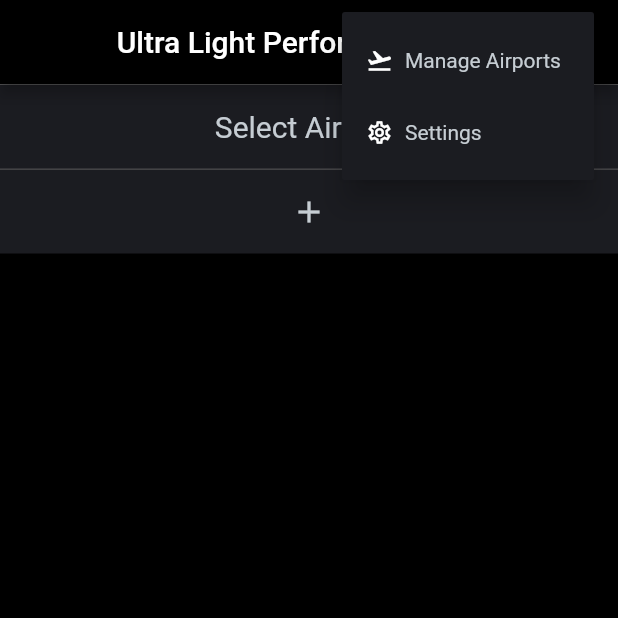
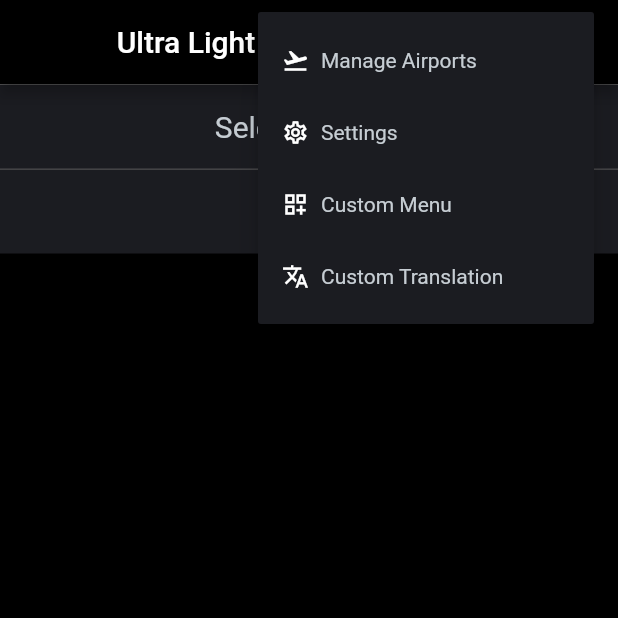
Before and after one commit to FrenchTacoDev/ultra_light_performance_tool, a Flutter app: the screen it shows after launch, after a tap on the "menu" icon, on a phone screen of 412 x 824 dp, the top half of it. Run offline on Flutter 3.47's test engine with Material 3 defaults, Android fonts, the phone set to English and light mode, and no system bars; our stand-ins replace file_picker, flutter_bloc, share_plus, sqflite, sqflite_common_ffi; accounts and stored records are empty.

Commit message:
Customization
 - Added custom menu elements
 - Added custom localization

```diff
--- a/example/lib/main.dart
+++ b/example/lib/main.dart
@@ -13,5 +13,97 @@ void main() {
     databaseFactory = databaseFactoryFfi;
   }
 
-  runApp(const ULPT());
+  runApp(
+      ULPT(
+        //Example how to implement english and german transaltions for custom dictionary
+        customDictionaries: [
+          ENCustom(),
+          DECustom(),
+        ],
+        //Example how to implement custom menu buttons
+        customMenuItems: (context) {
+          return [
+            PopupMenuItem(
+              child: const Row(
+                children: [
+                  Icon(Icons.dashboard_customize_outlined, size: 18),
+                  SizedBox(width: 8,),
+                  Text("Custom Menu"),
+                ],
+              ),
+              onTap: () => showCustomMenuDialog(context: context),
+            ),
+            PopupMenuItem(
+              child: const Row(
+                children: [
+                  Icon(Icons.translate_outlined, size: 18),
+                  SizedBox(width: 8,),
+                  Text("Custom Translation"),
+                ],
+              ),
+              onTap: () => showCustomLocalizationDialog(context: context),
+            )
+          ];
+        },
+      )
+  );
 }
+
+//Shows an example dialog
+Future<void> showCustomMenuDialog({required BuildContext context}){
+  return showDialog(
+    context: context,
+    builder: (context) {
+      return AlertDialog(
+        title: const Text("Custom Menu Action"),
+        actionsAlignment: MainAxisAlignment.center,
+        actions: [
+          OutlinedButton(
+              onPressed: () => Navigator.pop(context),
+              child: const Text("OK")
+          )
+        ],
+      );
+    },
+  );
+}
+
+//Shows an example dialog
+Future<void> showCustomLocalizationDialog({required BuildContext context}){
+  return showDialog(
+    context: context,
+    builder: (context) {
+      return AlertDialog(
+        title: Text((Localizer.of(context).customDict! as CustomDictionary).helloYou),
+        actionsAlignment: MainAxisAlignment.center,
+        actions: [
+          OutlinedButton(
+              onPressed: () => Navigator.pop(context),
+              child: Text(Localizer.of(context).ok)
+          )
+        ],
+      );
+    },
+  );
+}
+
+//Example how to implement english and german transaltions for custom dictionary
+abstract class CustomDictionary implements CustomDict{
+  String get helloYou;
+}
+
+class ENCustom implements CustomDictionary{
+  @override
+  String get helloYou => "Hello You!";
+
+  @override
+  String get languageTag => "en";
+}
+
+class DECustom implements CustomDictionary{
+  @override
+  String get helloYou => "Hallo Du!";
+
+  @override
+  String get languageTag => "de";
+}
--- a/lib/src/localization/de/de.dart
+++ b/lib/src/localization/de/de.dart
@@ -2,6 +2,7 @@ import '../localizer.dart';
 
 ///German translation
 class DE extends Dictionary{
+  const DE({super.customDict});
   //region General
   @override
   String get yes => "Ja";
--- a/lib/src/localization/default/en.dart
+++ b/lib/src/localization/default/en.dart
@@ -1,5 +1,16 @@
+abstract class CustomDict{
+
+  const CustomDict({required this.languageTag});
+
+  final String languageTag;
+}
+
 ///Data container for all Strings that will be implemented by the localization
 abstract class Dictionary{
+  const Dictionary({this.customDict});
+
+  final CustomDict? customDict;
+
   //region General
   String get yes;
   String get no;
@@ -168,6 +179,7 @@ abstract class Dictionary{
 
 ///English translation. Works as default.
 class EN extends Dictionary{
+  const EN({super.customDict});
   //region General
   @override
   String get yes => "Yes";
--- a/lib/src/localization/localizer.dart
+++ b/lib/src/localization/localizer.dart
@@ -3,17 +3,26 @@ import 'package:flutter_bloc/flutter_bloc.dart';
 import 'package:ultra_light_performance_tool/src/core/core.dart';
 import 'default/en.dart';
 import 'de/de.dart';
-export 'default/en.dart' show Dictionary;
+export 'default/en.dart' show Dictionary, CustomDict;
 
-Dictionary _defaultDict = EN();
+Dictionary _defaultDict = const EN();
 Map<String, Dictionary> _localMap = {
-  "de" : DE()
+  "de" : const DE()
 };
 
 ///Inherited Widget that is used to localize the app.
 ///To get a localized string call [Localizer.of(context).exampleString]
 class Localizer extends InheritedWidget{
-  const Localizer({super.key, required super.child});
+  const Localizer({super.key, required super.child, this.customDict});
+
+  final List<CustomDict>? customDict;
+
+  @override
+  InheritedElement createElement() {
+    _defaultDict = EN(customDict: customDict?.where((element) => element.languageTag.toLowerCase() == "en").firstOrNull);
+    _localMap["de"] = DE(customDict: customDict?.where((element) => element.languageTag.toLowerCase() == "de").firstOrNull);
+    return super.createElement();
+  }
 
   Dictionary std({required BuildContext context}){
     var local = context.read<ApplicationCubit>().settings.locale ?? Localizations.localeOf(context);
--- a/lib/ulpt.dart
+++ b/lib/ulpt.dart
@@ -9,10 +9,26 @@ import 'package:ultra_light_performance_tool/src/core/core.dart';
 import 'package:ultra_light_performance_tool/src/import_export/import_export.dart';
 import 'src/aircraft/aircraft.dart';
 
+export 'package:ultra_light_performance_tool/src/shared widgets/ulpt_button.dart' show ULPTButton;
+export 'package:ultra_light_performance_tool/src/res/themes.dart' show ULPTTheme;
+export 'package:ultra_light_performance_tool/src/localization/localizer.dart' show Localizer, Dictionary, CustomDict;
+
 ///This is the main entry point for the App.
 ///When creating your own version of ULPT, just plug this widget into Flutters [runApp] function.
 class ULPT extends StatelessWidget {
-  const ULPT({super.key});
+  const ULPT({
+    super.key,
+    this.customMenuItems,
+    this.customDictionaries,
+  });
+
+  ///Pass your own [PopupMenuItem]s here to add items to the apps menu like an about page.
+  ///A [BuildContext] is delivered with the getter so Access to the [ApplicationCubit] is also provided!
+  final List<PopupMenuItem<dynamic>> Function(BuildContext context)? customMenuItems;
+
+  ///Pass your own dictionaries for translation here.
+  ///They are then available calling the [Localizer.of(context)] method.
+  final List<CustomDict>? customDictionaries;
 
   @override
   Widget build(BuildContext context) {
@@ -21,6 +37,7 @@ class ULPT extends StatelessWidget {
       child: BlocBuilder<ApplicationCubit, ApplicationState>(
           builder: (context, state) {
             return Localizer(
+              customDict: customDictionaries,
               child: MaterialApp(
                 title: "ULPT",
                 theme: state.theme,
@@ -30,7 +47,10 @@ class ULPT extends StatelessWidget {
                   GlobalCupertinoLocalizations.delegate,
                 ],
                 supportedLocales: Settings.appLocals,
-                home: MainPage(appState: state),
+                home: MainPage(
+                    appState: state,
+                    customMenuItems: customMenuItems
+                ),
               ),
             );
           },
@@ -42,9 +62,10 @@ class ULPT extends StatelessWidget {
 ///This is the main and starting page. Once the app setup is complete,
 ///this should show the collection of aircraft
 class MainPage extends StatelessWidget {
-  const MainPage({super.key, required this.appState});
+  const MainPage({super.key, required this.appState, this.customMenuItems});
 
   final ApplicationState appState;
+  final List<PopupMenuItem<dynamic>> Function(BuildContext context)? customMenuItems;
 
   @override
   Widget build(BuildContext context) {
@@ -61,14 +82,11 @@ class MainPage extends StatelessWidget {
             systemOverlayStyle: SystemUiOverlayStyle.dark,
             centerTitle: true,
             title: const Text("Ultra Light Performance Tool"),
-            actions: const [
-              //Todo add custom Menu Items to the API
+            actions:[
               AppMenu(
-                customMenuItems: [
-
-                ],
+                customMenuItems: customMenuItems == null ? [] : customMenuItems!(context),
               ),
-              SizedBox(width: 16,),
+              const SizedBox(width: 16,),
             ],
           ),
           body: AircraftSelectPanel(
```
